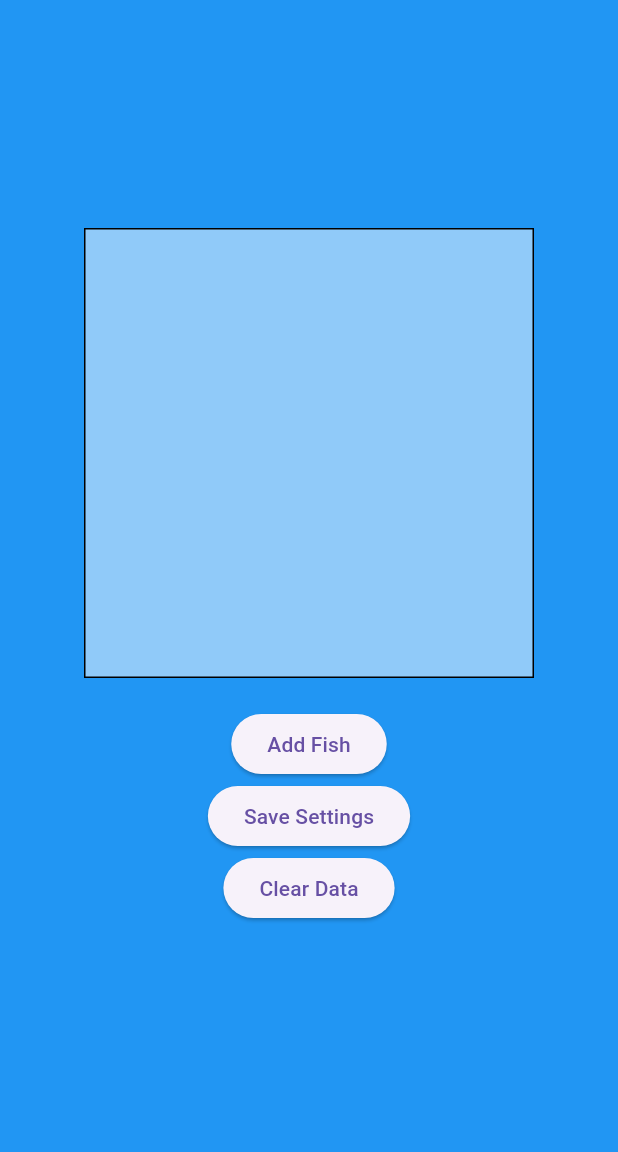
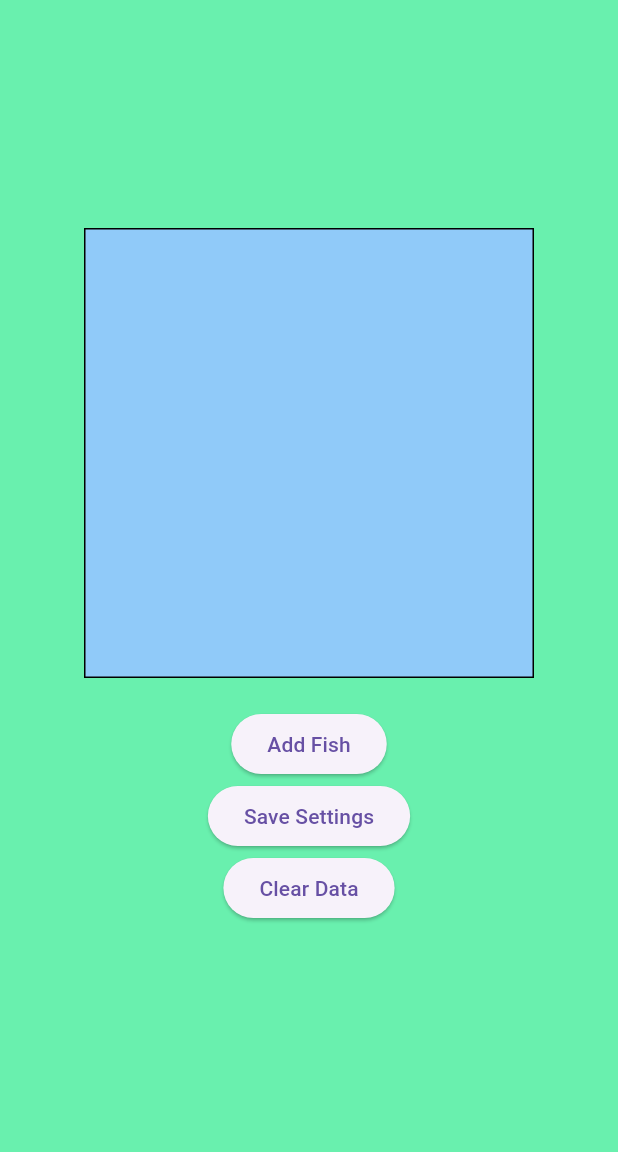
Before and after one commit to FaithNnakwe/aquarium, a Flutter app: the screen it shows after launch, on a phone screen of 412 x 824 dp, the part 84-1236 px from its top. Run offline on Flutter 3.47's test engine with Material 3 defaults, Android fonts, the phone set to English and light mode, and no system bars; our stand-ins replace shared_preferences.

Commit message:
final changes

```diff
--- a/lib/main.dart
+++ b/lib/main.dart
@@ -122,7 +122,7 @@ class _AquariumScreenState extends State<AquariumScreen> with SingleTickerProvid
   @override
   Widget build(BuildContext context) {
     return Scaffold(
-      backgroundColor: Colors.blue,
+      backgroundColor: Colors.greenAccent,
       appBar: AppBar(title: Text("Virtual Aquarium")),
       body: Center(
   child: Column(
```
